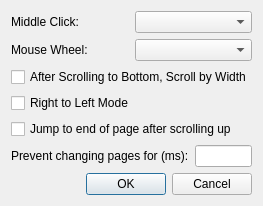
First picture: the form in settings_dialog.ui, repository nikola-kocic/KIV, before the edit.
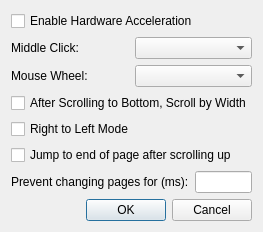
Second picture: the form after the edit.

Commit message: Added Hardware Acceleration option and wrapper for QGLWidget and QWidget rendering bump version to 0.8

What changed in the file:
```diff
--- a/settings_dialog.ui
+++ b/settings_dialog.ui
@@ -14,6 +14,13 @@
    <string>Settings</string>
   </property>
   <layout class="QVBoxLayout" name="verticalLayout">
+   <item>
+    <widget class="QCheckBox" name="cbHardwareAcceleration">
+     <property name="text">
+      <string>Enable Hardware Acceleration</string>
+     </property>
+    </widget>
+   </item>
    <item>
     <layout class="QHBoxLayout" name="horizontalLayout">
      <item>
```
The commit also changes 17 other files.
